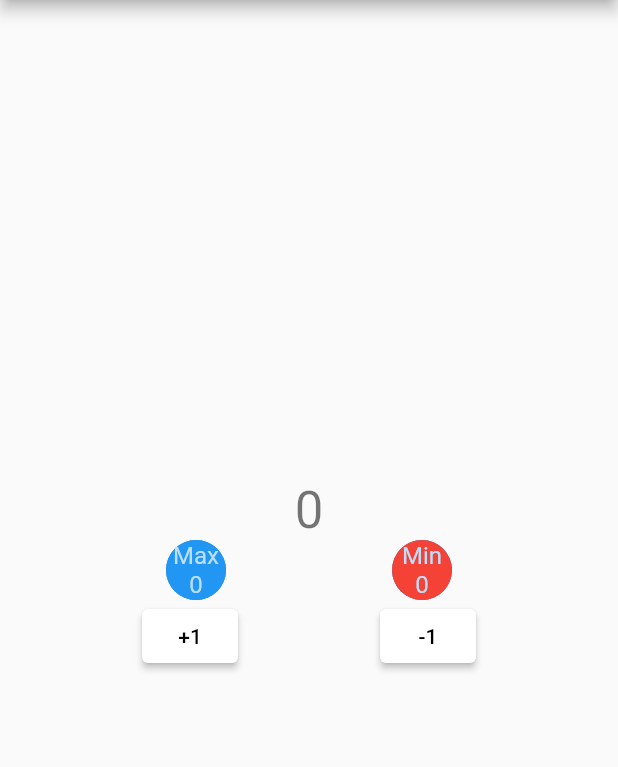
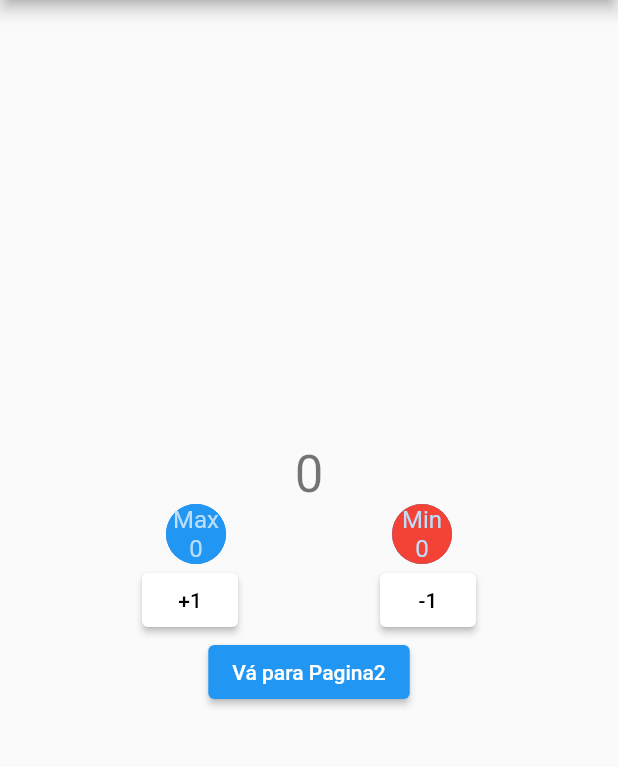
Before and after one commit to ViniciusSaGoncalves/contador2_vinicius, a Flutter app: the screen it shows after launch, on a phone screen of 412 x 824 dp, the part 84-851 px from its top. Run offline on Flutter 3.47's test engine with Material 2 defaults, Android fonts, the phone set to English and light mode, and no system bars.

Commit message:
adicionado navegação entre as telas e passagem de parametro de uma tela pra outra

```diff
--- a/lib/app/app.dart
+++ b/lib/app/app.dart
@@ -14,8 +14,16 @@ class App extends StatelessWidget {
       home: PageHome(title: 'Contador V2'),
       initialRoute: '/',
       routes: {
-        '/page2': (context) => PageDefault(msg: 'Pagina2', showButton: true),
-        '/page3': (context) => PageDefault(msg: 'Pagina3')
+        '/page2': (context) => PageDefault(
+              msg: 'Pagina2',
+              msgButton: 'Ir para page 3',
+              route: '/page3',
+            ),
+        '/page3': (context) => PageDefault(
+              msg: 'Pagina3',
+              msgButton: 'Ir para Home',
+              route: '/',
+            )
       },
     );
   }
--- a/lib/app/pages/page.home.dart
+++ b/lib/app/pages/page.home.dart
@@ -65,6 +65,9 @@ class PageHomeState extends State<PageHome> {
                 WidgetActionButton(action: decrementCounter, label: '-1')
               ],
             ),
+            ElevatedButton(
+                onPressed: () => Navigator.pushNamed(context, '/page2'),
+                child: Text('Vá para Pagina2'))
           ],
         ),
       ),
```
Also changed, not shown: lib/app/pages/Page.default.dart (+20 -9 lines).
